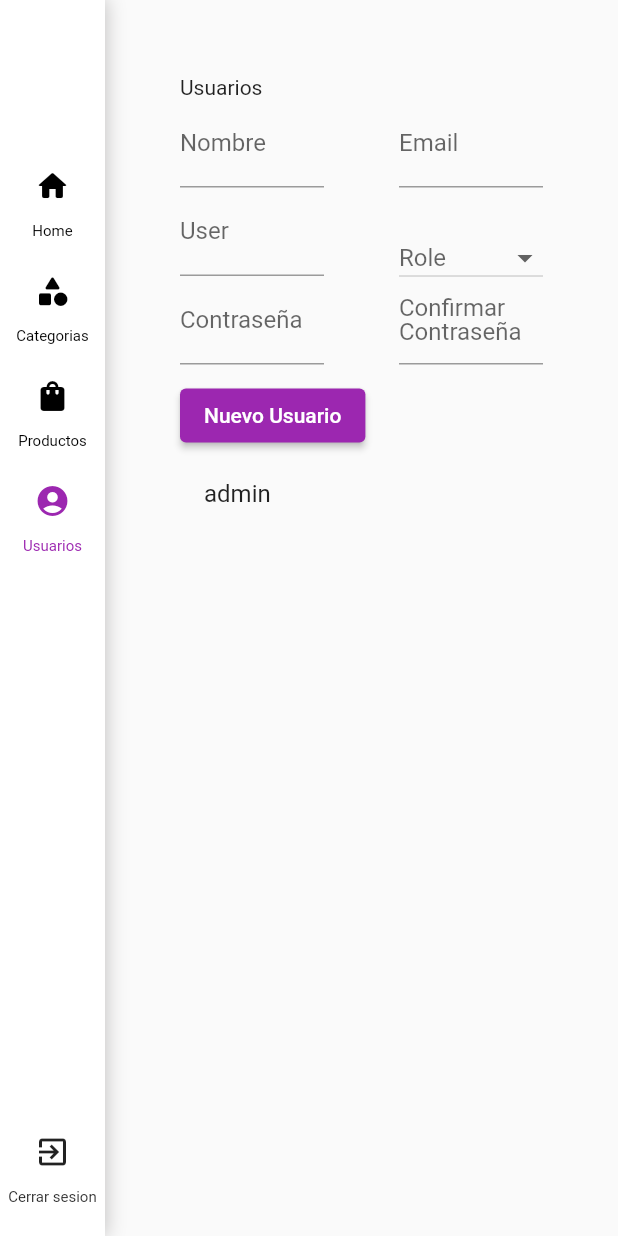
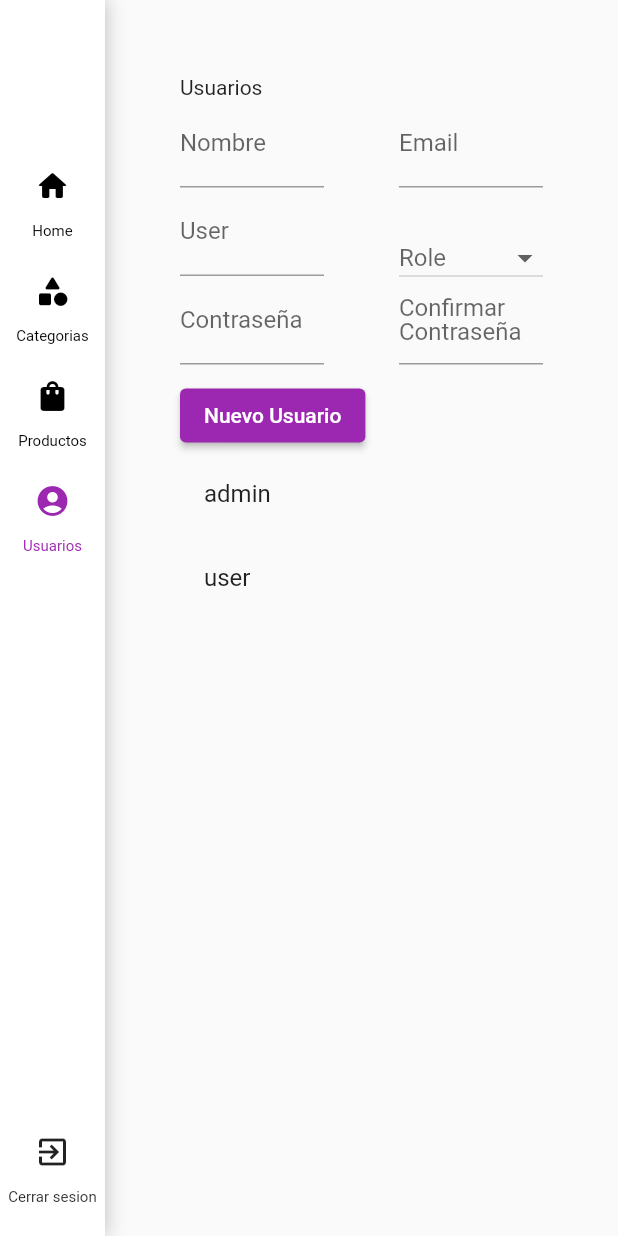
Before and after one commit to ushieru/total_pos, a Flutter app: the _AdminView screen opened directly, after a tap on the "category" icon, after a tap on the "shopping bag" icon, after a tap on the "account circle" icon, on a phone screen of 412 x 824 dp. Run offline on Flutter 3.47's test engine with Material 2 defaults, Android fonts, the phone set to English and light mode, and no system bars; our stand-ins replace bloc, flutter_bloc.

Commit message:
add user account

```diff
--- a/lib/app/pages/login/cubit/login_cubit.dart
+++ b/lib/app/pages/login/cubit/login_cubit.dart
@@ -7,6 +7,7 @@ import 'package:total_pos/context/account/domain/account.dart';
 import 'package:total_pos/context/account/domain/account_repository.dart';
 import 'package:total_pos/context/account/infrastructure/persistence/in_memory/account_in_memory.dart';
 import 'package:total_pos/context/user/application/get_user_by_account.dart';
+import 'package:total_pos/context/user/domain/user.dart';
 import 'package:total_pos/context/user/domain/user_repository.dart';
 import 'package:total_pos/context/user/infrastructure/persistence/in_memory/user_in_memory.dart';
 
@@ -22,8 +23,8 @@ class LoginCubit extends Cubit<LoginState> {
     try {
       Account account = await GetAccountByUserAndPassword(_accountRepository)
           .run(user, password);
-      await GetUserByAccount(_userRepository).run(account);
-      emit(LoginSuccessful());
+      final _user = await GetUserByAccount(_userRepository).run(account);
+      emit(LoginSuccessful(_user));
     } catch (e) {
       stderr.writeln(e.toString());
     }
--- a/lib/app/pages/login/cubit/login_state.dart
+++ b/lib/app/pages/login/cubit/login_state.dart
@@ -5,4 +5,7 @@ abstract class LoginState {}
 
 class LoginInitial extends LoginState {}
 
-class LoginSuccessful extends LoginState {}
+class LoginSuccessful extends LoginState {
+  final User user;
+  LoginSuccessful(this.user);
+}
--- a/lib/app/pages/login/login.dart
+++ b/lib/app/pages/login/login.dart
@@ -1,7 +1,9 @@
 import 'package:flutter/material.dart';
 import 'package:flutter_bloc/flutter_bloc.dart';
 import 'package:total_pos/app/pages/admin/admin.dart';
+import 'package:total_pos/app/pages/cashier/cashier.dart';
 import 'package:total_pos/app/pages/login/cubit/login_cubit.dart';
+import 'package:total_pos/context/user/domain/role.dart';
 
 class Login extends StatelessWidget {
   static const String routeName = '/login';
@@ -29,8 +31,10 @@ class _LoginView extends StatelessWidget {
     return BlocBuilder<LoginCubit, LoginState>(
       buildWhen: (previous, current) {
         if (current is LoginSuccessful) {
-          Navigator.pushNamedAndRemoveUntil(
-              context, Admin.routeName, (route) => false);
+          final String route = current.user.role == Role.admin
+              ? Admin.routeName
+              : Cashier.routeName;
+          Navigator.pushNamedAndRemoveUntil(context, route, (route) => false);
         }
         return true;
       },
--- a/lib/context/account/domain/account.dart
+++ b/lib/context/account/domain/account.dart
@@ -5,11 +5,6 @@ class Account {
   final String password;
   final String user;
 
-  Account._(this.id, this.password, this.user);
-
-  Account(String password, String user)
-      : this._(const Uuid().v4(), password, user);
-
-  Account.fromJson(dynamic json)
-      : this._(json['id'], json['password'], json['user']);
+  Account(this.password, this.user, {String? id})
+      : id = id ?? const Uuid().v4();
 }
--- a/lib/context/account/infrastructure/persistence/in_memory/account_in_memory.dart
+++ b/lib/context/account/infrastructure/persistence/in_memory/account_in_memory.dart
@@ -1,12 +1,10 @@
 import 'package:total_pos/context/account/domain/account.dart';
 import 'package:total_pos/context/account/domain/account_repository.dart';
 
-final account =
-    Account.fromJson({'id': 'admin', 'user': 'admin', 'password': 'admin'});
-
 class AccountInMemory extends AccountRepository {
   static final Map<String, Account> _accounts = <String, Account>{
-    account.id: account
+    'admin': Account('admin', 'admin', id: 'admin'),
+    'user': Account('user', 'user', id: 'user'),
   };
 
   @override
--- a/lib/context/user/domain/user.dart
+++ b/lib/context/user/domain/user.dart
@@ -8,12 +8,6 @@ class User {
   final Role role;
   final String accountId;
 
-  User._(this.id, this.name, this.email, this.role, this.accountId);
-
-  User(String name, String email, Role role, String accountId)
-      : this._(const Uuid().v4(), name, email, role, accountId);
-
-  User.fromJson(dynamic json)
-      : this._(json['id'], json['name'], json['email'], json['role'],
-            json['accountId']);
+  User(this.name, this.email, this.role, this.accountId, {String? id})
+      : id = id ?? const Uuid().v4();
 }
--- a/lib/context/user/infrastructure/persistence/in_memory/user_in_memory.dart
+++ b/lib/context/user/infrastructure/persistence/in_memory/user_in_memory.dart
@@ -3,10 +3,11 @@ import 'package:total_pos/context/user/domain/role.dart';
 import 'package:total_pos/context/user/domain/user.dart';
 import 'package:total_pos/context/user/domain/user_repository.dart';
 
-final user = User('admin', 'admin', Role.admin, 'admin');
-
 class UserInMemory extends UserRepository {
-  static final Map<String, User> _users = <String, User>{user.id: user};
+  static final Map<String, User> _users = <String, User>{
+    'admin': User('admin', 'admin', Role.admin, 'admin', id: 'admin'),
+    'user': User('user', 'user', Role.user, 'user', id: 'user'),
+  };
 
   @override
   Future<List<User>> getAll() async {
```
